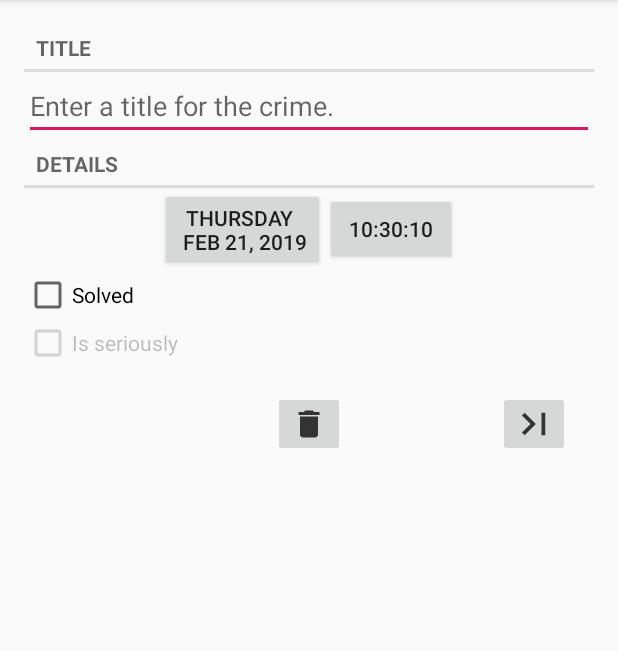
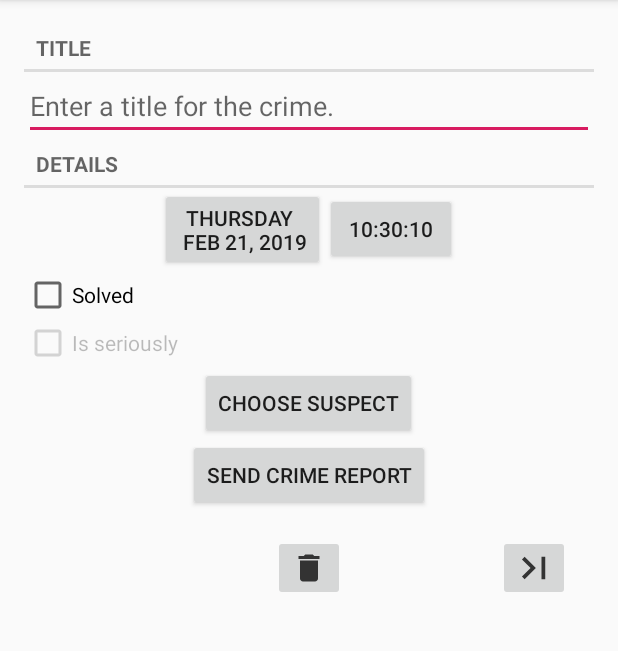
Before and after one commit to farvater11/CriminalIntent, an Android app: the screen it shows after launch (CrimePagerActivity), after a tap on "NEW CRIME", on a phone screen of 412 x 824 dp, the part 84-735 px from its top. Run offline under Robolectric (Android 15) with nearby library versions, the phone set to English and light mode, and no system bars.

Commit message:
chapter 15. page 315

```diff
--- a/app/src/main/java/com/example/farvater/criminalintent/Crime.java
+++ b/app/src/main/java/com/example/farvater/criminalintent/Crime.java
@@ -10,6 +10,7 @@ public class Crime {
     private Date mDate;
     private boolean mSeriously;
     private boolean mSolved;
+    private String mSuspect;
 
     public Crime() {
         mID = UUID.randomUUID();
@@ -55,4 +56,12 @@ public class Crime {
     public void setSeriously(boolean seriously) {
         this.mSeriously = seriously;
     }
+
+    public String getSuspect() {
+        return mSuspect;
+    }
+
+    public void setSuspect(String suspect) {
+        mSuspect = suspect;
+    }
 }
--- a/app/src/main/java/com/example/farvater/criminalintent/CrimeLab.java
+++ b/app/src/main/java/com/example/farvater/criminalintent/CrimeLab.java
@@ -15,7 +15,6 @@ import java.util.UUID;
 import static com.example.farvater.criminalintent.database.Crime.CrimeDbSchema.*;
 
 public class CrimeLab {
-    //private List<Crime> mCrimes;
     private static CrimeLab sCrimeLab;
     private Context mContext;
     private SQLiteDatabase mDatabase;
@@ -30,34 +29,21 @@ public class CrimeLab {
     private CrimeLab(Context context){
         mContext = context.getApplicationContext();
         mDatabase = new CrimeBaseHelper(mContext).getWritableDatabase();
-
-        //mCrimes = new ArrayList<>();
-        /*for(int i = 0 ; i < 100 ; i++){
-            Crime crime = new Crime();
-            crime.setTitle("Crime #" + i);
-            crime.setSolved(i%3 == 0);
-            crime.setSeriously(i%2 == 0);
-            mCrimes.add(crime);
-        }*/
     }
 
     public void addCrime(Crime c){
-        //mCrimes.add(c);
         ContentValues values = getContentValues(c);
         mDatabase.insert(CrimeTable.NAME,null,values);
     }
 
     public void remCrime(Crime c){
-        //mCrimes.remove(c);
              mDatabase.delete(CrimeTable.NAME,CrimeTable.Cols.UUID + "=?", new String[]{c.getID().toString()});
     }
     public void remAllCrimes(){
-        //mCrimes.clear();
              mDatabase.delete(CrimeTable.NAME,null, null);
     }
 
     public List<Crime> getCrimes(){
-        //return mCrimes;
         List<Crime> crimes = new ArrayList<>();
 
         CrimeCursorWrapper cursor = queryCrimes(null,null);
@@ -75,10 +61,6 @@ public class CrimeLab {
     }
 
     public Crime getCrime(UUID uuid){
-        /*for (Crime crime: mCrimes) {
-            if(crime.getID().equals(uuid))
-                return crime;
-        }*/
         CrimeCursorWrapper cursor = queryCrimes(CrimeTable.Cols.UUID + "=?",
                 new String[]{ uuid.toString()});
         try{
@@ -100,6 +82,7 @@ public class CrimeLab {
         values.put(CrimeTable.Cols.DATE, crime.getDate().getTime());
         values.put(CrimeTable.Cols.SOLVED, crime.isSolved() ? 1 : 0);
         values.put(CrimeTable.Cols.SERIOUSLY, crime.isSeriously() ? 1 : 0);
+        values.put(CrimeTable.Cols.SUSPECT, crime.getSuspect());
         return values;
     }
 
--- a/app/src/main/java/com/example/farvater/criminalintent/database/Crime/CrimeBaseHelper.java
+++ b/app/src/main/java/com/example/farvater/criminalintent/database/Crime/CrimeBaseHelper.java
@@ -22,7 +22,8 @@ public class CrimeBaseHelper extends SQLiteOpenHelper {
                 CrimeTable.Cols.TITLE + ", " +
                 CrimeTable.Cols.DATE + ", " +
                 CrimeTable.Cols.SOLVED + ", " +
-                CrimeTable.Cols.SERIOUSLY +
+                CrimeTable.Cols.SERIOUSLY + "," +
+                CrimeTable.Cols.SUSPECT +
                 ")"
         );
     }
--- a/app/src/main/java/com/example/farvater/criminalintent/database/Crime/CrimeCursorWrapper.java
+++ b/app/src/main/java/com/example/farvater/criminalintent/database/Crime/CrimeCursorWrapper.java
@@ -28,12 +28,14 @@ public class CrimeCursorWrapper extends CursorWrapper {
         long date = getLong(getColumnIndex(CrimeDbSchema.CrimeTable.Cols.DATE));
         int isSolved = getInt(getColumnIndex(CrimeDbSchema.CrimeTable.Cols.SOLVED));
         int isSeriously = getInt(getColumnIndex(CrimeDbSchema.CrimeTable.Cols.SERIOUSLY));
+        String suspect = getString(getColumnIndex(CrimeDbSchema.CrimeTable.Cols.SUSPECT));
 
         Crime crime = new Crime (UUID.fromString(uuidString));
         crime.setTitle(title);
         crime.setDate(new Date(date));
         crime.setSolved(isSolved != 0);
         crime.setSeriously(isSeriously != 0);
+        crime.setSuspect(suspect);
 
         return crime;
     }
--- a/app/src/main/java/com/example/farvater/criminalintent/database/Crime/CrimeDbSchema.java
+++ b/app/src/main/java/com/example/farvater/criminalintent/database/Crime/CrimeDbSchema.java
@@ -10,6 +10,7 @@ public class CrimeDbSchema {
             public static final String DATE = "date";
             public static final String SOLVED = "solved";
             public static final String SERIOUSLY = "seriously";
+            public static final String SUSPECT = "suspect";
         }
     }
 }
--- a/app/src/main/res/layout/fragmen_crime.xml
+++ b/app/src/main/res/layout/fragmen_crime.xml
@@ -46,6 +46,19 @@
         android:layout_width="wrap_content"
         android:layout_height="wrap_content"
         android:text="@string/seriously_label"/>
+    <Button
+        android:id="@+id/crime_suspect"
+        android:layout_width="wrap_content"
+        android:layout_height="wrap_content"
+        android:text="@string/crime_suspect_text"
+        android:layout_gravity="center"/>
+    <Button
+        android:id="@+id/crime_report"
+        android:layout_width="wrap_content"
+        android:layout_height="wrap_content"
+        android:text="@string/crime_report_text"
+        android:layout_gravity="center"/>
+
     <android.support.constraint.ConstraintLayout
         android:layout_width="match_parent"
         android:layout_height="wrap_content"
--- a/app/src/main/res/values/strings.xml
+++ b/app/src/main/res/values/strings.xml
@@ -13,8 +13,17 @@
     <string name="subtitle_format">%1$d crimes</string>
     <string name="rem_all_crimes">Remove all</string>
     <string name="new_serio_crime">New seriously crime</string>
+    <string name="crime_suspect_text">Choose Suspect</string>
+    <string name="crime_report_text">Send Crime Report</string>
     <plurals name="subtitle_plural">
         <item quantity="one">%1$d crime</item>
         <item quantity="other">%1$d crimes</item>
     </plurals>
+    <string name="crime_report">%1$s! The crime was discovered on %2$s. %3$s, and %4$s</string>
+    <string name="crime_report_solved">The case is solved</string>
+    <string name="crime_report_unsolved">The case is not solved</string>
+    <string name="crime_report_no_suspect">there is no suspect.</string>
+    <string name="crime_report_suspect">the suspect is %s.</string>
+    <string name="crime_report_subject">CriminalIntent Crime Report</string>
+    <string name="send_report">Send crime report via</string>
 </resources>
```
Also changed, not shown: app/src/main/java/com/example/farvater/criminalintent/CrimeFragment.java (+86 -13 lines), app/src/main/res/layout/dialog_date.xml (+8 -5 lines).
